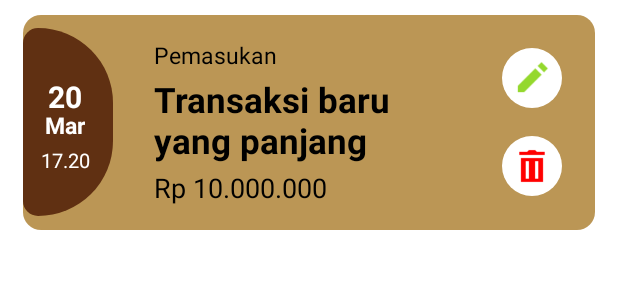
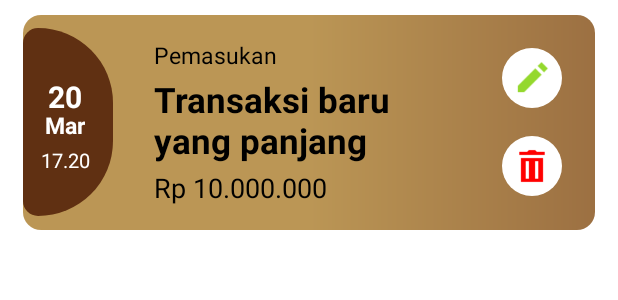
Before and after one commit to Salomo309/BondoMan-Mobile-Application, an Android app: the layout item_transaction.xml on its own in the app's theme, with its tools: preview values and no code run, on a phone screen of 412 x 824 dp. Shown: the top 300 px of the screen. Run offline under Robolectric (Android 15) with nearby library versions, the phone set to English and light mode, and no system bars.

Commit message:
feat : accessibility scanner updates #5 - Image Contrast (Part 1)

```diff
--- a/app/src/main/res/drawable/transaction_card.xml
+++ b/app/src/main/res/drawable/transaction_card.xml
@@ -1,6 +1,10 @@
 <?xml version="1.0" encoding="utf-8"?>
 <shape xmlns:android="http://schemas.android.com/apk/res/android"
     android:shape="rectangle" >
-    <solid android:color="@color/my_secondary" />
+    <gradient
+        android:startColor="@color/my_secondary"
+        android:centerColor="@color/my_secondary"
+        android:endColor="@color/my_tertiary"
+        android:angle="0" />
     <corners android:radius="12dp" />
 </shape>
```
